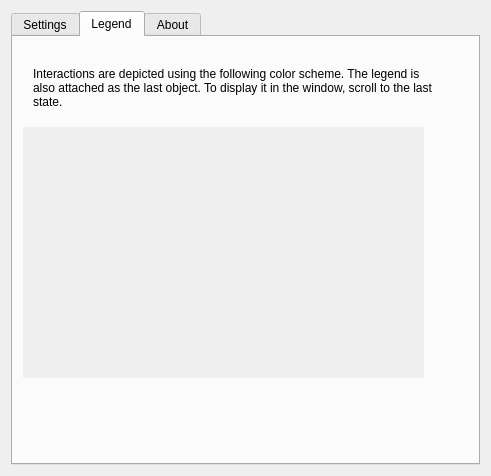
This is fingerwidget.ui in filipsPL/fingernat-pymol-plugin as Qt 5 draws it before an edit. The edited form follows.
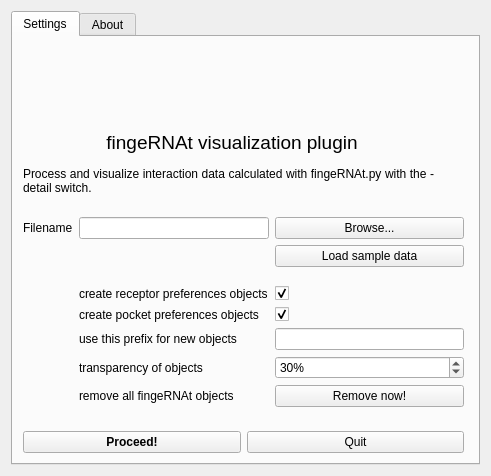
This is the edited form. The open tabs and pages were chosen to show the change. Icons and pictures are not drawn.

Commit message: removed legend tab

Patch:
```diff
--- a/fingerwidget.ui
+++ b/fingerwidget.ui
@@ -309,46 +309,6 @@
       <zorder>layoutWidget</zorder>
       <zorder>label_3</zorder>
      </widget>
-     <widget class="QWidget" name="tab_2">
-      <attribute name="title">
-       <string>Legend</string>
-      </attribute>
-      <widget class="QLabel" name="label_5">
-       <property name="geometry">
-        <rect>
-         <x>10</x>
-         <y>90</y>
-         <width>401</width>
-         <height>251</height>
-        </rect>
-       </property>
-       <property name="autoFillBackground">
-        <bool>true</bool>
-       </property>
-       <property name="text">
-        <string/>
-       </property>
-       <property name="pixmap">
-        <pixmap>legenda.png</pixmap>
-       </property>
-      </widget>
-      <widget class="QLabel" name="label_10">
-       <property name="geometry">
-        <rect>
-         <x>20</x>
-         <y>20</y>
-         <width>401</width>
-         <height>61</height>
-        </rect>
-       </property>
-       <property name="text">
-        <string>Interactions are depicted using the following color scheme. The legend is also attached as the last object. To display it in the window, scroll to the last state.</string>
-       </property>
-       <property name="wordWrap">
-        <bool>true</bool>
-       </property>
-      </widget>
-     </widget>
      <widget class="QWidget" name="tab_3">
       <attribute name="title">
        <string>About</string>
```
